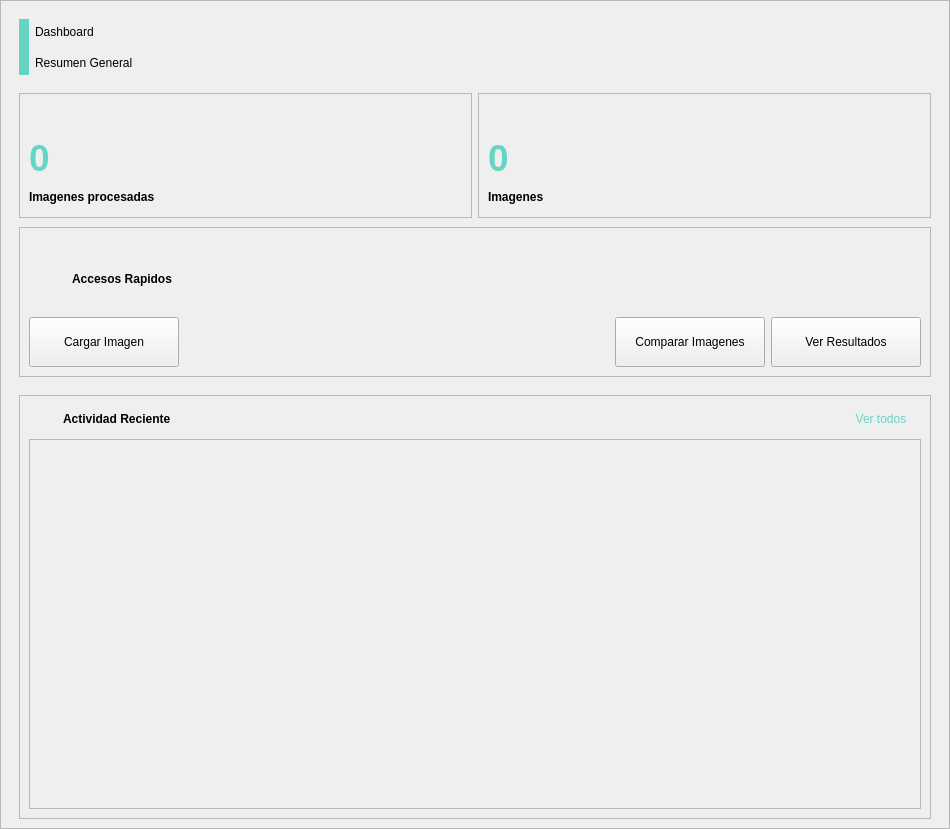
This is ui/pages/Tfrm_Dashboard.ui in DemonSlayer5768/BioImageOptimizer as Qt 5 draws it before an edit. The edited form follows.
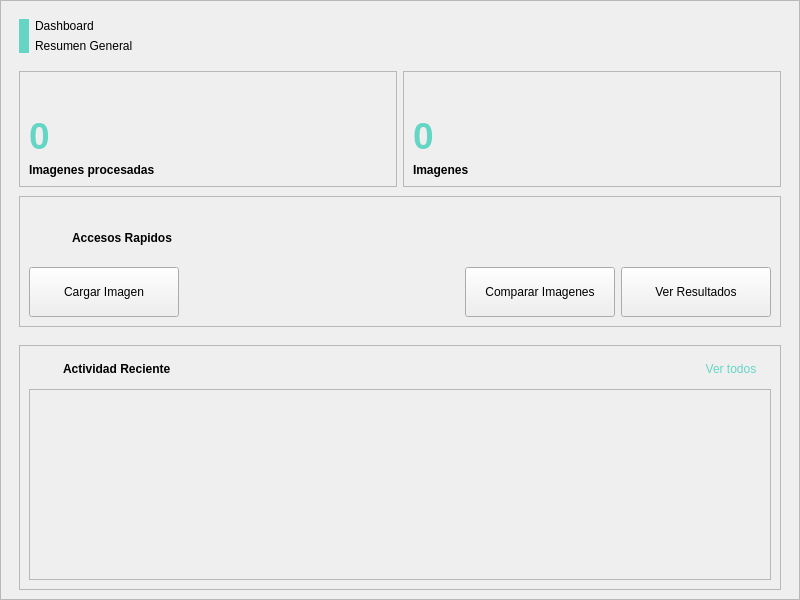
This is the edited form. Icons and pictures are not drawn.

Patch:
```diff
--- a/ui/pages/Tfrm_Dashboard.ui
+++ b/ui/pages/Tfrm_Dashboard.ui
@@ -6,15 +6,15 @@
    <rect>
     <x>0</x>
     <y>0</y>
-    <width>950</width>
-    <height>829</height>
+    <width>800</width>
+    <height>600</height>
    </rect>
   </property>
-  <property name="minimumSize">
-   <size>
-    <width>950</width>
-    <height>820</height>
-   </size>
+  <property name="sizePolicy">
+   <sizepolicy hsizetype="Expanding" vsizetype="Expanding">
+    <horstretch>0</horstretch>
+    <verstretch>0</verstretch>
+   </sizepolicy>
   </property>
   <property name="windowTitle">
    <string>Form</string>
@@ -40,12 +40,6 @@
    </property>
    <item>
     <widget class="QFrame" name="Panel_container">
-     <property name="minimumSize">
-      <size>
-       <width>950</width>
-       <height>800</height>
-      </size>
-     </property>
      <property name="accessibleName">
       <string>BackGround</string>
      </property>
```
